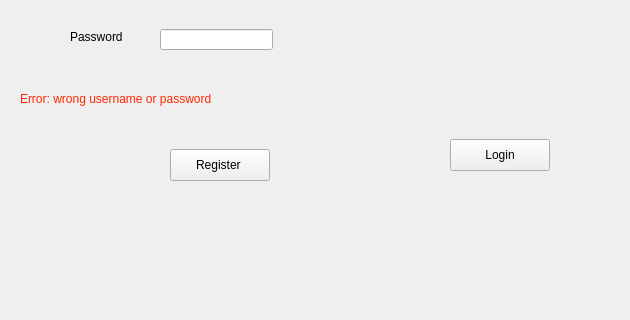
This is CinemaProject/loginwindow.ui in Zab-17/Assignment-1- as Qt 5 draws it before an edit; both pictures show x 0 to 630 and y 121 to 441 of the 800 by 600 pixel window. The edited form follows.
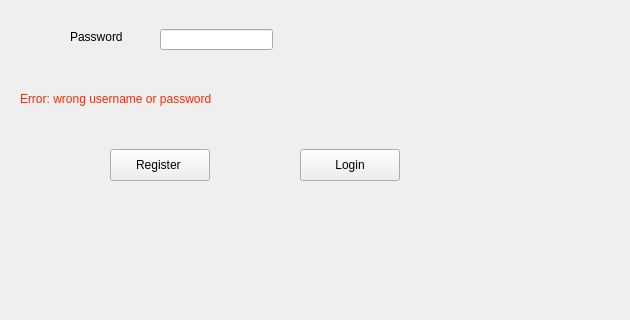
This is the edited form.

Commit message: Adding a slot handler function for Login button and Register button. Added the display window when the username and password entered exist and showing error label when the entered username and password are not found.

```diff
--- a/CinemaProject/loginwindow.ui
+++ b/CinemaProject/loginwindow.ui
@@ -17,7 +17,7 @@
    <widget class="QPushButton" name="pushButton_Register">
     <property name="geometry">
      <rect>
-      <x>170</x>
+      <x>110</x>
       <y>270</y>
       <width>100</width>
       <height>32</height>
@@ -30,8 +30,8 @@
    <widget class="QPushButton" name="pushButton_Login">
     <property name="geometry">
      <rect>
-      <x>450</x>
-      <y>260</y>
+      <x>300</x>
+      <y>270</y>
       <width>100</width>
       <height>32</height>
      </rect>
```
The commit also changes 7 other files.
